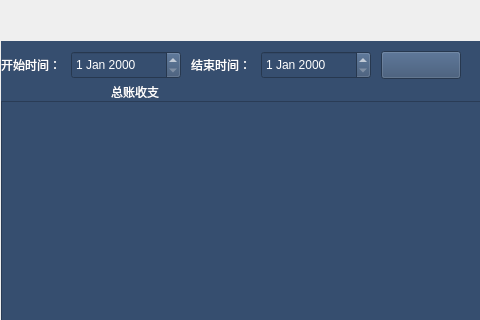
This is ChuangfengDesktop/TotalReportManagerQWidget.ui in asdlei99/chuangfengdesktop as Qt 5 draws it before an edit; both pictures show x 0 to 480 and y 0 to 320 of the 860 by 650 pixel window. The edited form follows.
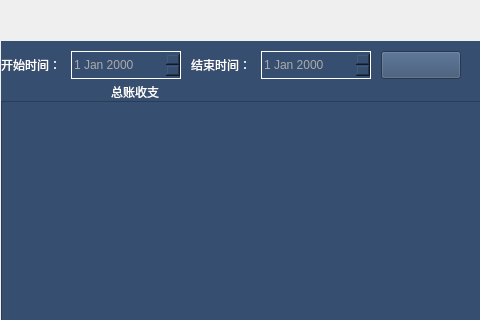
This is the edited form.

What changed in the file:
```diff
--- a/ChuangfengDesktop/TotalReportManagerQWidget.ui
+++ b/ChuangfengDesktop/TotalReportManagerQWidget.ui
@@ -144,7 +144,10 @@
        </rect>
       </property>
       <property name="styleSheet">
-       <string notr="true">color: rgb(255, 255, 255);</string>
+       <string notr="true">color: rgb(171, 171, 171);
+border-color: rgb(255, 255, 255);
+border-style: solid;
+border-width: 1px;</string>
       </property>
      </widget>
      <widget class="QLabel" name="label_10">
@@ -173,7 +176,10 @@
        </rect>
       </property>
       <property name="styleSheet">
-       <string notr="true">color: rgb(255, 255, 255);</string>
+       <string notr="true">color: rgb(171, 171, 171);
+border-color: rgb(255, 255, 255);
+border-style: solid;
+border-width: 1px;</string>
       </property>
      </widget>
      <widget class="QLabel" name="label_11">
```
